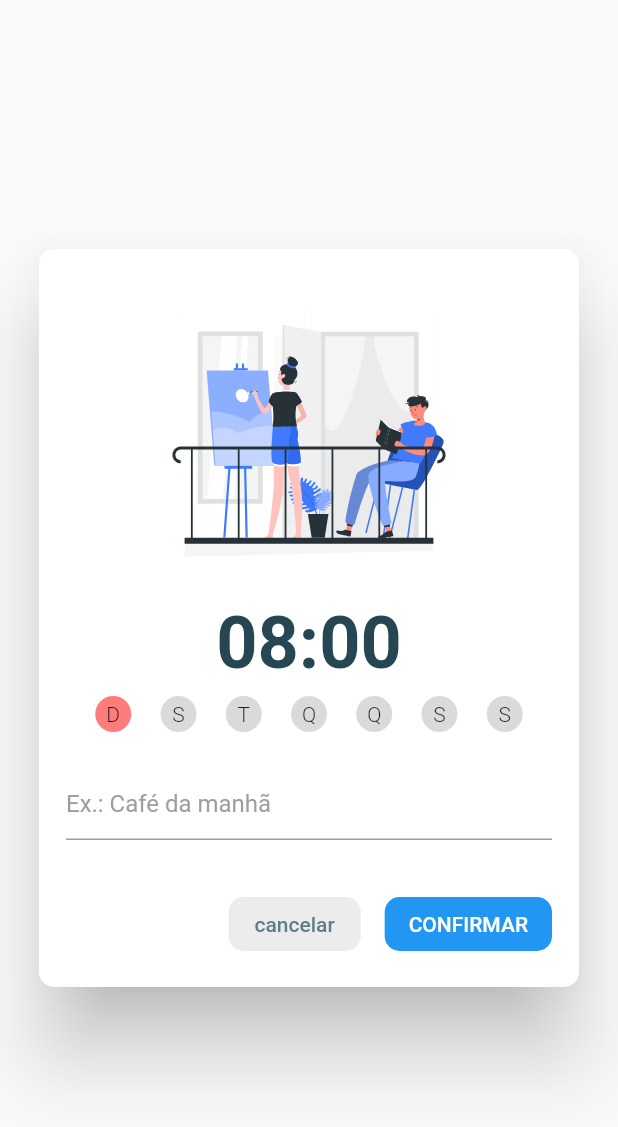
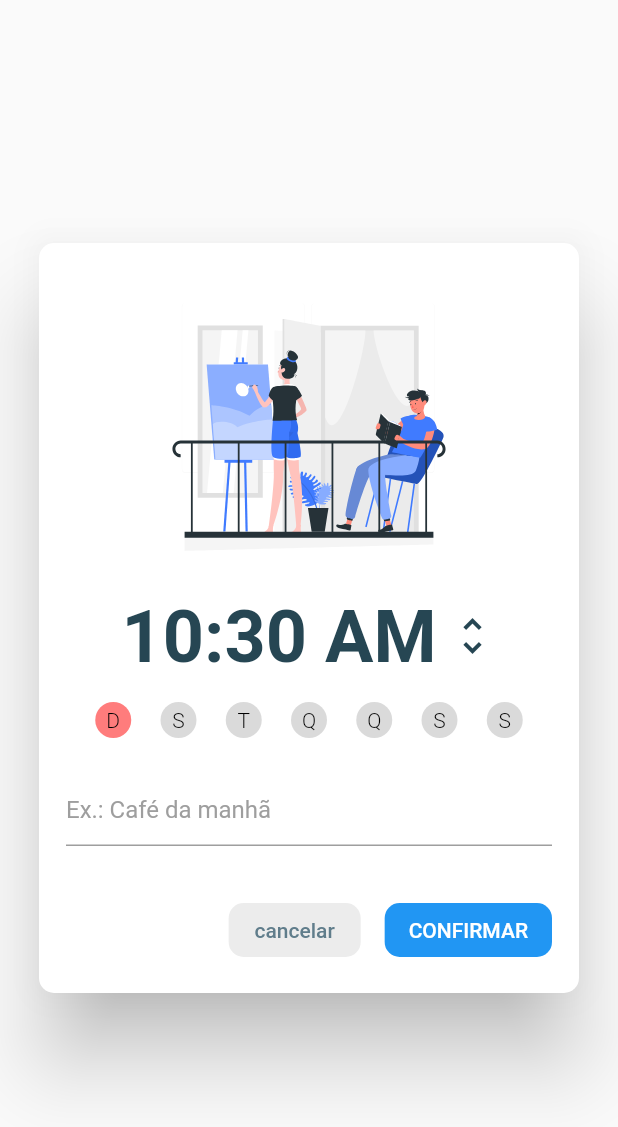
Before and after one commit to BerkSpar/minimal-alarm, a Flutter app: the AlarmeDialog widget shown alone on an empty page, opened directly, on a phone screen of 412 x 824 dp. Shown: the top 1127 px of the screen. Run offline on Flutter 3.47's test engine with Material 2 defaults, Android fonts, the phone set to English and light mode, and no system bars; our stand-ins replace flutter_mobx, lottie, mobx; missing offline and left inert: day_night_time_picker, material_clock; generated files the repository leaves out were written again.

Commit message:
add dialog interactions

```diff
--- a/lib/pages/home/home_screen.dart
+++ b/lib/pages/home/home_screen.dart
@@ -1,4 +1,6 @@
 import 'package:flutter/material.dart';
+import 'package:flutter_mobx/flutter_mobx.dart';
+import 'package:minimal_alarm/pages/home/home_controller.dart';
 import 'package:minimal_alarm/utils/colors.dart';
 import 'package:minimal_alarm/widgets/alarme_dialog.dart';
 import 'package:minimal_alarm/widgets/button_widget.dart';
@@ -6,6 +8,8 @@ import 'package:material_clock/material_clock.dart';
 import 'package:minimal_alarm/widgets/meus_alarmes_widget.dart';
 
 class HomeScreen extends StatelessWidget {
+  final controller = HomeController();
+
   @override
   Widget build(BuildContext context) {
     return Scaffold(
@@ -47,14 +51,16 @@ class HomeScreen extends StatelessWidget {
                       live: true,
                     ),
                     SizedBox(height: 16),
-                    Text(
-                      '18:00',
-                      style: TextStyle(
-                        fontSize: 48,
-                        color: textColor,
-                        fontWeight: FontWeight.w700,
-                      ),
-                    ),
+                    Observer(builder: (context) {
+                      return Text(
+                        controller.now.format(context),
+                        style: TextStyle(
+                          fontSize: 48,
+                          color: textColor,
+                          fontWeight: FontWeight.w700,
+                        ),
+                      );
+                    }),
                   ],
                 ),
               ],
--- a/lib/widgets/alarme_dialog.dart
+++ b/lib/widgets/alarme_dialog.dart
@@ -1,10 +1,18 @@
-import 'package:day_night_time_picker/day_night_time_picker.dart';
 import 'package:flutter/material.dart';
 import 'package:lottie/lottie.dart';
-import 'package:minimal_alarm/utils/colors.dart';
 import 'package:minimal_alarm/widgets/dias_semana_widget.dart';
+import 'package:minimal_alarm/widgets/time_widget.dart';
 
-class AlarmeDialog extends StatelessWidget {
+class AlarmeDialog extends StatefulWidget {
+  @override
+  _AlarmeDialogState createState() => _AlarmeDialogState();
+}
+
+class _AlarmeDialogState extends State<AlarmeDialog> {
+  TimeOfDay _time = TimeOfDay.now();
+  List<int> _diasSemana = [];
+  TextEditingController _descricaoCtrl = TextEditingController();
+
   @override
   Widget build(BuildContext context) {
     return Dialog(
@@ -26,35 +34,21 @@ class AlarmeDialog extends StatelessWidget {
                   height: 200,
                 ),
                 SizedBox(height: 16),
-                GestureDetector(
-                  onTap: () {
-                    Navigator.of(context).push(
-                      showPicker(
-                        context: context,
-                        is24HrFormat: true,
-                        value: TimeOfDay(
-                          hour: 8,
-                          minute: 55,
-                        ),
-                        onChange: (timeOfDay) {},
-                      ),
-                    );
+                TimeWidget(
+                  onChange: (time) {
+                    this.setState(() {
+                      _time = time;
+                    });
                   },
-                  child: Text(
-                    '08:00',
-                    style: TextStyle(
-                      fontSize: 48,
-                      color: textColor,
-                      fontWeight: FontWeight.w700,
-                    ),
-                  ),
+                  time: _time,
                 ),
-                SizedBox(height: 8),
+                SizedBox(height: 16),
                 DiasSemanaWidget(
-                  diasSemana: [],
+                  diasSemana: _diasSemana,
                 ),
                 SizedBox(height: 24),
                 TextFormField(
+                  controller: _descricaoCtrl,
                   decoration: InputDecoration(
                     hintText: 'Ex.: Café da manhã',
                     hintStyle: TextStyle(
@@ -85,7 +79,9 @@ class BotoesWidget extends StatelessWidget {
             borderRadius: BorderRadius.circular(10),
           ),
           color: Colors.grey.withOpacity(0.2),
-          onPressed: () {},
+          onPressed: () {
+            Navigator.of(context).pop();
+          },
           child: Text(
             'cancelar',
             style: TextStyle(
--- a/lib/widgets/dias_semana_widget.dart
+++ b/lib/widgets/dias_semana_widget.dart
@@ -2,13 +2,18 @@ import 'package:flutter/material.dart';
 
 import 'package:minimal_alarm/utils/colors.dart';
 
-class DiasSemanaWidget extends StatelessWidget {
+class DiasSemanaWidget extends StatefulWidget {
   final List<int> diasSemana;
 
   DiasSemanaWidget({
     @required this.diasSemana,
   });
 
+  @override
+  _DiasSemanaWidgetState createState() => _DiasSemanaWidgetState();
+}
+
+class _DiasSemanaWidgetState extends State<DiasSemanaWidget> {
   // ignore: missing_return
   String _getText(int id) {
     switch (id) {
@@ -31,7 +36,16 @@ class DiasSemanaWidget extends StatelessWidget {
       return DiaButton(
         text: _getText(id),
         color: id == 0 ? lightRed : lightBlack,
-        ativo: diasSemana.contains(id),
+        ativo: widget.diasSemana.contains(id),
+        onTap: () {
+          if (widget.diasSemana.contains(id)) {
+            widget.diasSemana.remove(id);
+          } else {
+            widget.diasSemana.add(id);
+          }
+
+          this.setState(() {});
+        },
       );
     });
   }
@@ -49,16 +63,20 @@ class DiaButton extends StatelessWidget {
   final String text;
   final Color color;
   final bool ativo;
+  final Function onTap;
 
   DiaButton({
     @required this.text,
+    @required this.onTap,
     @required this.color,
     @required this.ativo,
   });
 
   @override
   Widget build(BuildContext context) {
-    return Container(
+    return GestureDetector(
+      onTap: onTap,
+      child: Container(
         height: 24,
         width: 24,
         decoration: BoxDecoration(
@@ -70,7 +88,9 @@ class DiaButton extends StatelessWidget {
             text,
             textAlign: TextAlign.center,
             style: TextStyle(
+              color: ativo ? Colors.white : Colors.black,
               fontWeight: ativo ? FontWeight.bold : FontWeight.w300,
+            ),
           ),
         ),
       ),
--- /dev/null
+++ b/lib/widgets/time_widget.dart
@@ -0,0 +1,50 @@
+import 'package:flutter/material.dart';
+import 'package:day_night_time_picker/day_night_time_picker.dart';
+import '../utils/colors.dart';
+
+class TimeWidget extends StatelessWidget {
+  final Function(TimeOfDay) onChange;
+  final TimeOfDay time;
+
+  TimeWidget({
+    @required this.time,
+    @required this.onChange,
+  });
+
+  @override
+  Widget build(BuildContext context) {
+    return GestureDetector(
+      onTap: () {
+        Navigator.of(context).push(
+          showPicker(
+            context: context,
+            is24HrFormat: true,
+            value: time,
+            onChange: onChange,
+          ),
+        );
+      },
+      child: Row(
+        mainAxisAlignment: MainAxisAlignment.center,
+        children: [
+          Text(
+            time.format(context),
+            style: TextStyle(
+              fontSize: 48,
+              color: textColor,
+              fontWeight: FontWeight.w700,
+            ),
+          ),
+          SizedBox(
+            width: 8,
+          ),
+          Icon(
+            Icons.unfold_more,
+            color: textColor,
+            size: 32,
+          ),
+        ],
+      ),
+    );
+  }
+}
--- a/pubspec.yaml
+++ b/pubspec.yaml
@@ -11,12 +11,16 @@ environment:
 dependencies:
   day_night_time_picker: ^0.3.0+2
   lottie: ^0.7.0+1
+  flutter_mobx: ^1.1.0+2
+  mobx: ^1.2.1+3
   flutter:
     sdk: flutter
   material_clock: ^0.0.2
   cupertino_icons: ^1.0.0
 
 dev_dependencies:
+  mobx_codegen: ^1.1.0+1
+  build_runner: ^1.10.0
   flutter_test:
     sdk: flutter
 
```
Also changed, not shown: lib/pages/home/home_controller.dart (added, +25 -0 lines), lib/pages/home/home_controller.g.dart (added). Lines whose indentation alone changed are shown as unchanged.
